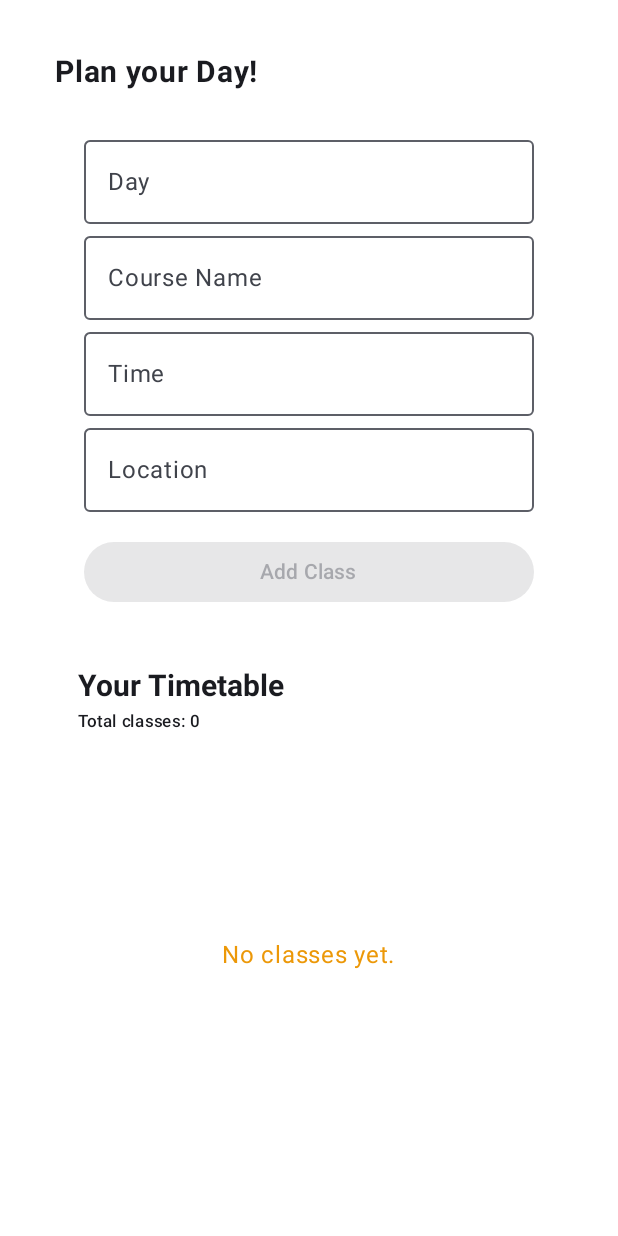
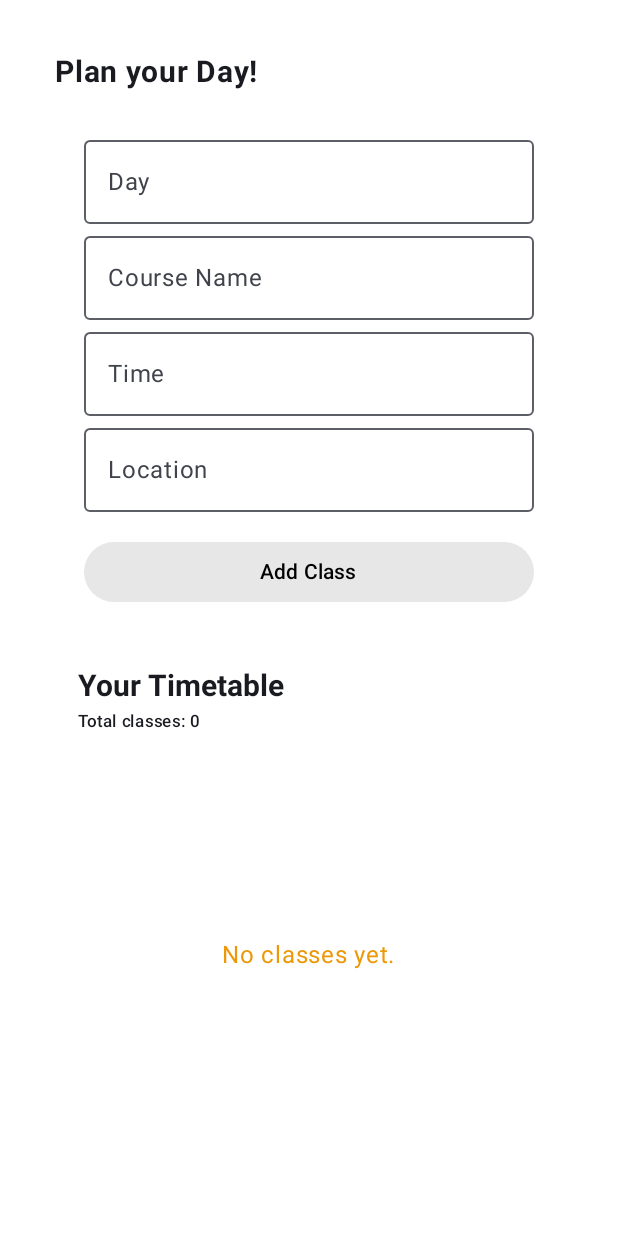
Before and after one commit to fav-coder/TUM-MOBILE-APP, an Android app built with Jetpack Compose: the TimetableMainScreen screen opened through its navigation route, on a phone screen of 412 x 824 dp. Run offline under Robolectric (Android 15) with nearby library versions, the phone set to English and light mode, and no system bars.

Commit message:
add file

```diff
--- a/app/src/main/java/com/example/studentbuddy/ui/components/AddClassForm.kt
+++ b/app/src/main/java/com/example/studentbuddy/ui/components/AddClassForm.kt
@@ -59,7 +59,9 @@ fun AddClassForm(onAdd: (ClassScheduleItem) -> Unit) {
             ),
             enabled = listOf(day, courseName, time, location).all { it.isNotBlank() }
         ) {
-            Text("Add Class")
+            Text("Add Class",
+            color = Color.Black
+            )
         }
     }
 }
```
